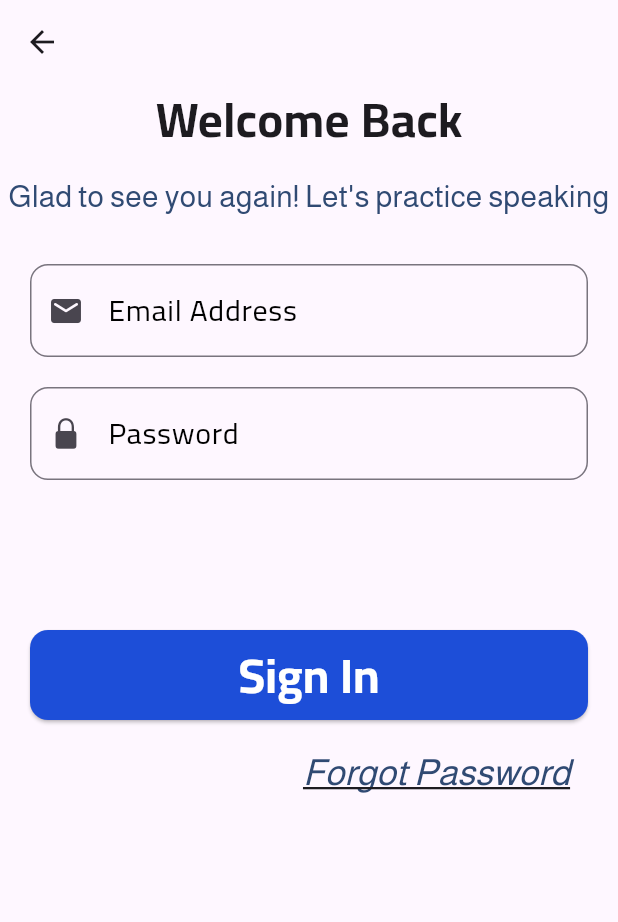
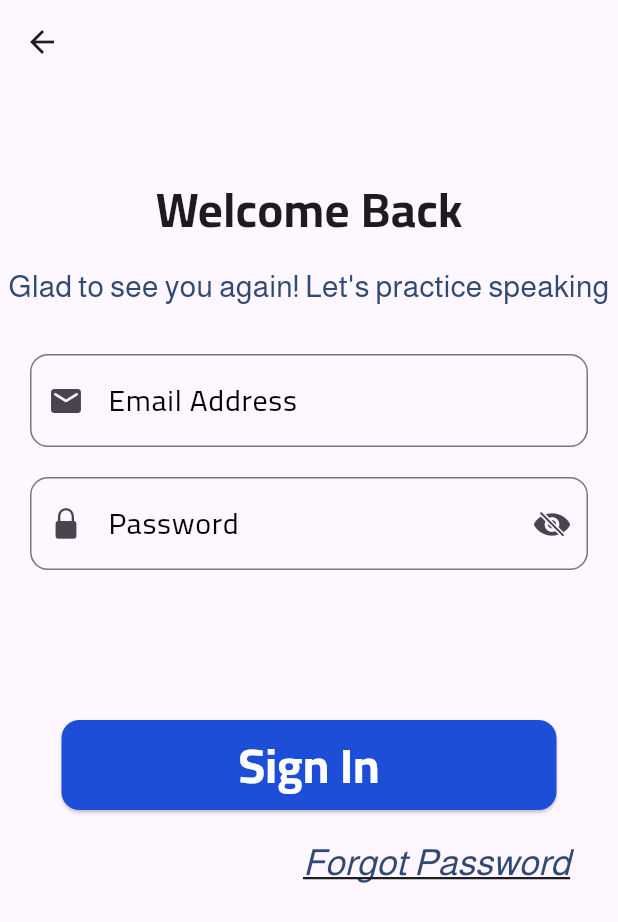
Before and after one commit to AhmedMedhatHamed/ai_lingo, a Flutter app: the SignupScreen screen opened by its route, after a tap on "Sign Up", after a tap on "Log In", on a phone screen of 412 x 824 dp. Shown: the top 922 px of the screen. Run offline on Flutter 3.47's test engine with Material 3 defaults, Android fonts, the phone set to English and light mode, and no system bars; our stand-ins replace dots_indicator, firebase_auth, firebase_core, flutter_bloc, google_sign_in; accounts and stored records are empty.

Commit message:
Refactor SignIn UI

```diff
--- a/lib/feature/auth/sign_in/screen/sign_in_screen.dart
+++ b/lib/feature/auth/sign_in/screen/sign_in_screen.dart
@@ -1,13 +1,8 @@
-import 'package:ai_lingo/core/services/validator.dart';
-import 'package:ai_lingo/core/utils/app_colors.dart';
 import 'package:ai_lingo/core/utils/app_strings.dart';
-import 'package:ai_lingo/core/utils/app_styles.dart';
-import 'package:ai_lingo/core/widgets/custom_button.dart';
-import 'package:ai_lingo/core/widgets/custom_text_button.dart';
-import 'package:ai_lingo/core/widgets/custom_text_field.dart';
 import 'package:ai_lingo/feature/auth/signup/widgets/title_and_description.dart';
-import 'package:flutter/cupertino.dart';
 import 'package:flutter/material.dart';
+import '../widgets/forgot_password_widget.dart';
+import '../widgets/sign_in_form.dart';
 
 class SignInScreen extends StatelessWidget {
   const SignInScreen({super.key});
@@ -18,6 +13,8 @@
       body: CustomScrollView(
         slivers: [
           SliverAppBar(automaticallyImplyLeading: true),
+          SliverToBoxAdapter(child: SizedBox(height: 60.0)),
+
           SliverToBoxAdapter(
             child: TitleAndDescriptionWidget(
               title: AppStrings.signInTitle,
@@ -25,58 +22,9 @@
             ),
           ),
           SliverToBoxAdapter(child: SizedBox(height: 30.0)),
-          SliverToBoxAdapter(
-            child: CustomTextField(
-              controller: TextEditingController(),
-              text: 'Email Address',
-              prefixIcon: Icons.email_rounded,
-              textInputType: TextInputType.emailAddress,
-              textInputAction: TextInputAction.next,
-              validator: Validators.email,
-            ),
-          ),
-          SliverToBoxAdapter(child: SizedBox(height: 20.0)),
-          SliverToBoxAdapter(
-            child: CustomTextField(
-              controller: TextEditingController(),
-              text: 'Password',
-              prefixIcon: CupertinoIcons.lock_fill,
-              // suffixIcon: cubit.isObscure
-              //     ? CupertinoIcons.eye_slash_fill
-              //     : CupertinoIcons.eye,
-              //onSuffixPressed: cubit.togglePasswordVisibility,
-              //isObscureText: cubit.isObscure,
-              textInputType: TextInputType.visiblePassword,
-              textInputAction: TextInputAction.done,
-              validator: Validators.password,
-              //onFieldSubmitted: (_) => cubit.signUp(),
-            ),
-          ),
-          SliverToBoxAdapter(child: SizedBox(height: 100.0)),
-          SliverToBoxAdapter(
-            child: Padding(
-              padding: const EdgeInsets.symmetric(horizontal: 20.0),
-              child: CustomButton(onPressed: () {}, text: AppStrings.signIn),
-            ),
-          ),
+          SliverToBoxAdapter(child:SignInForm(),),
           SliverToBoxAdapter(child: SizedBox(height: 10.0)),
-          SliverToBoxAdapter(
-            child: Align(
-              alignment: .topRight,
-              child: Padding(
-                padding: const EdgeInsets.symmetric(horizontal: 20.0),
-                child: CustomTextButton(
-                  text: AppStrings.forgotPassword,
-                  textStyle: AppStyles.almarai400Size24.copyWith(
-                    color: AppColors.splashColor,
-                    fontStyle: .italic,
-                    decoration: .underline,
-                  ),
-                  onPressed: () {},
-                ),
-              ),
-            ),
-          ),
+          ForgotPasswordWidget(),
         ],
       ),
     );
--- /dev/null
+++ b/lib/feature/auth/sign_in/widgets/forgot_password_widget.dart
@@ -0,0 +1,32 @@
+import 'package:ai_lingo/core/utils/app_colors.dart';
+import 'package:ai_lingo/core/utils/app_strings.dart';
+import 'package:ai_lingo/core/utils/app_styles.dart';
+import 'package:ai_lingo/core/widgets/custom_text_button.dart';
+import 'package:flutter/material.dart';
+
+class ForgotPasswordWidget extends StatelessWidget {
+  const ForgotPasswordWidget({
+    super.key,
+  });
+
+  @override
+  Widget build(BuildContext context) {
+    return SliverToBoxAdapter(
+      child: Align(
+        alignment: .topRight,
+        child: Padding(
+          padding: const EdgeInsets.symmetric(horizontal: 20.0),
+          child: CustomTextButton(
+            text: AppStrings.forgotPassword,
+            textStyle: AppStyles.almarai400Size24.copyWith(
+              color: AppColors.splashColor,
+              fontStyle: .italic,
+              decoration: .underline,
+            ),
+            onPressed: () {},
+          ),
+        ),
+      ),
+    );
+  }
+}
--- /dev/null
+++ b/lib/feature/auth/sign_in/widgets/sign_in_form.dart
@@ -0,0 +1,77 @@
+import 'package:ai_lingo/core/services/validator.dart';
+import 'package:ai_lingo/core/utils/app_colors.dart';
+import 'package:ai_lingo/core/utils/app_strings.dart';
+import 'package:ai_lingo/core/widgets/custom_button.dart';
+import 'package:ai_lingo/core/widgets/custom_text_field.dart';
+import 'package:ai_lingo/feature/auth/cubit/auth_cubit.dart';
+import 'package:flutter/cupertino.dart';
+import 'package:flutter/material.dart';
+import 'package:flutter_bloc/flutter_bloc.dart';
+
+class SignInForm extends StatelessWidget {
+  const SignInForm({super.key});
+
+  @override
+  Widget build(BuildContext context) {
+    final cubit = context.read<AuthCubit>();
+
+    return BlocConsumer<AuthCubit,AuthState>(
+      listener: (context, state) {
+        if (state is AuthFailure) {
+          ScaffoldMessenger.of(
+            context,
+          ).showSnackBar(SnackBar(content: Text(state.message)));
+        }
+        if (state is AuthSuccess) {
+          // TODO: navigate to next screen
+        }
+      },
+      builder: (context, state) {
+        return Form(
+          key: cubit.formKey,
+          autovalidateMode: cubit.autoValidateMode,
+          child: Column(
+            children: [
+              CustomTextField(
+                controller: cubit.emailController,
+                text: 'Email Address',
+                prefixIcon: Icons.email_rounded,
+                textInputType: TextInputType.emailAddress,
+                textInputAction: TextInputAction.next,
+                validator: Validators.email,
+              ),
+              SizedBox(height: 20.0),
+              CustomTextField(
+                controller: cubit.passwordController,
+                text: 'Password',
+                prefixIcon: CupertinoIcons.lock_fill,
+                suffixIcon: cubit.isObscure
+                     ? CupertinoIcons.eye_slash_fill
+                     : CupertinoIcons.eye,
+                onSuffixPressed: cubit.togglePasswordVisibility,
+                isObscureText: cubit.isObscure,
+                textInputType: TextInputType.visiblePassword,
+                textInputAction: TextInputAction.done,
+                validator: Validators.password,
+                onFieldSubmitted: (_) => cubit.signIn(),
+              ),
+              SizedBox(height: 100.0),
+              Padding(
+                padding: const EdgeInsets.symmetric(horizontal: 20.0),
+                child: state is AuthLoading
+                    ? CupertinoActivityIndicator(color: AppColors.primaryColor)
+                    : CustomButton(
+                  onPressed: () {
+                    FocusScope.of(context).unfocus();
+                    cubit.signUp();
+                  },
+                  text: AppStrings.signIn,
+                ),
+              ),
+            ],
+          ),
+        );
+      },
+    );
+  }
+}
--- a/lib/feature/auth/signup/widgets/signup_form.dart
+++ b/lib/feature/auth/signup/widgets/signup_form.dart
@@ -1,5 +1,6 @@
 import 'package:ai_lingo/core/services/validator.dart';
 import 'package:ai_lingo/core/utils/app_colors.dart';
+import 'package:ai_lingo/core/utils/app_strings.dart';
 import 'package:ai_lingo/core/widgets/custom_button.dart';
 import 'package:ai_lingo/core/widgets/custom_text_field.dart';
 import 'package:ai_lingo/feature/auth/cubit/auth_cubit.dart';
@@ -73,7 +74,7 @@
                           FocusScope.of(context).unfocus();
                           cubit.signUp();
                         },
-                        text: 'Sign Up',
+                        text: AppStrings.signUp,
                       ),
               ),
               const SizedBox(height: 20.0),
```
Also changed, not shown: lib/feature/auth/cubit/auth_cubit.dart (+16 -0 lines).
